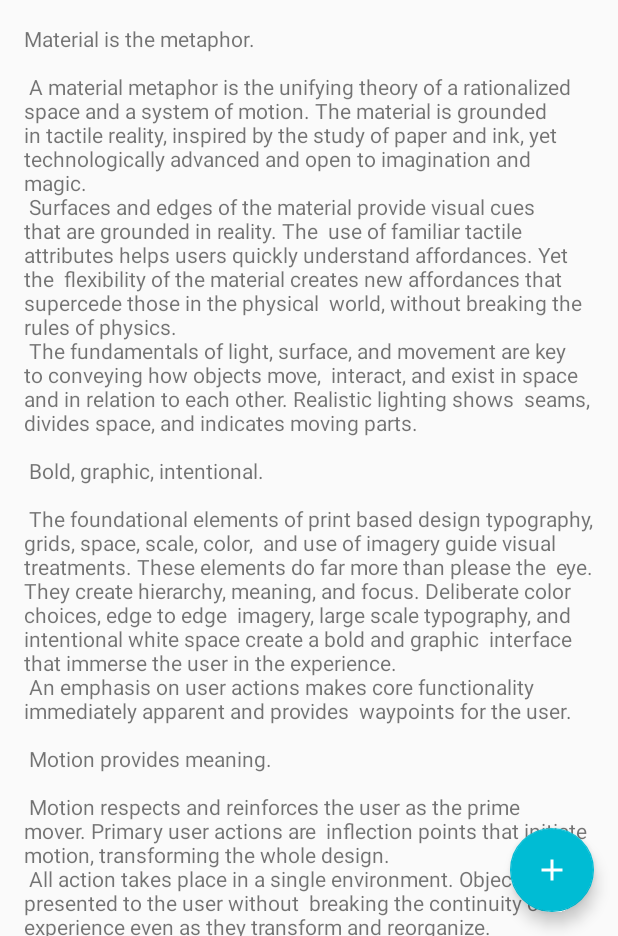
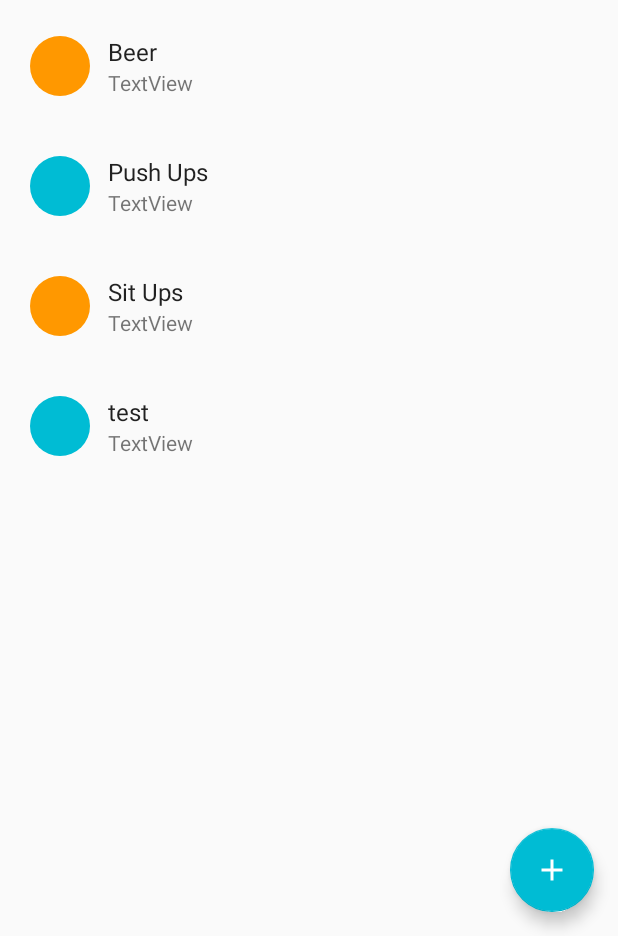
Before and after one commit to danada/shimasu-android, an Android app: the screen it shows after launch (OverviewActivity), on a phone screen of 412 x 824 dp, the part 300-1236 px from its top. Run offline under Robolectric (Android 15) with nearby library versions, the phone set to English and light mode, and no system bars.

Commit message:
added recycler view for activity history view

```diff
--- /dev/null
+++ b/app/src/main/java/enjoysmile/com/shimasu/ActivityAdapter.java
@@ -0,0 +1,87 @@
+package enjoysmile.com.shimasu;
+
+import android.graphics.PorterDuff;
+import android.graphics.PorterDuffColorFilter;
+import android.support.v4.content.ContextCompat;
+import android.support.v7.widget.RecyclerView;
+import android.util.Log;
+import android.view.LayoutInflater;
+import android.view.View;
+import android.view.ViewGroup;
+import android.widget.ImageView;
+import android.widget.TextView;
+
+/**
+ * Created by Daniel on 11/17/2016.
+ */
+
+public class ActivityAdapter extends RecyclerView.Adapter<ActivityAdapter.ViewHolder> {
+    private String[] mActivityDataset;
+
+    public static class ViewHolder extends RecyclerView.ViewHolder {
+        private final TextView textView;
+        private final ImageView activityIcon;
+
+        public ViewHolder(View v) {
+            super(v);
+
+            // Define click listener for the ViewHolder's View.
+            v.setOnClickListener(new View.OnClickListener() {
+                @Override
+                public void onClick(View v) {
+                    Log.d("ACTIVITY_ADAPTER", "Element " + getAdapterPosition() + " clicked.");
+                }
+            });
+
+            textView = (TextView) v.findViewById(R.id.textView);
+            activityIcon = (ImageView) v.findViewById(R.id.activity_icon);
+        }
+
+        public TextView getTextView() {
+            return textView;
+        }
+
+        public ImageView getActivityIcon() {
+            return activityIcon;
+        }
+    }
+
+    //provide a constructor
+    public ActivityAdapter(String[] activityDataset) {
+        mActivityDataset = activityDataset;
+
+
+    }
+
+    // create new views (used by layout manager)
+    @Override
+    public ActivityAdapter.ViewHolder onCreateViewHolder(ViewGroup parent, int viewType) {
+        // create a new view
+        View v = LayoutInflater.from(parent.getContext()).inflate(R.layout.activity_view, parent, false);
+
+        // set margins, etc
+        ViewHolder vh = new ViewHolder(v);
+        return vh;
+    }
+
+    @Override
+    public void onBindViewHolder(ViewHolder holder, int position) {
+        // get element from dataset at this position
+        // replace contents
+        TextView tv = holder.getTextView();
+        tv.setText(mActivityDataset[position]);
+
+        if (mActivityDataset[position].equals("Beer") || position % 2 == 0) {
+            PorterDuffColorFilter rewardFilter = new PorterDuffColorFilter(ContextCompat.getColor(tv.getContext(), R.color.colorPrimary), PorterDuff.Mode.MULTIPLY);
+            holder.getActivityIcon().setColorFilter(rewardFilter);
+        } else {
+            PorterDuffColorFilter activityFilter = new PorterDuffColorFilter(ContextCompat.getColor(tv.getContext(), R.color.colorAccent), PorterDuff.Mode.MULTIPLY);
+            holder.getActivityIcon().setColorFilter(activityFilter);
+        }
+    }
+
+    @Override
+    public int getItemCount() {
+        return mActivityDataset.length;
+    }
+}
--- a/app/src/main/java/enjoysmile/com/shimasu/OverviewActivity.java
+++ b/app/src/main/java/enjoysmile/com/shimasu/OverviewActivity.java
@@ -4,12 +4,18 @@ import android.os.Bundle;
 import android.support.design.widget.FloatingActionButton;
 import android.support.design.widget.Snackbar;
 import android.support.v7.app.AppCompatActivity;
+import android.support.v7.widget.LinearLayoutManager;
+import android.support.v7.widget.RecyclerView;
 import android.support.v7.widget.Toolbar;
 import android.view.View;
 import android.view.Menu;
 import android.view.MenuItem;
 
 public class OverviewActivity extends AppCompatActivity {
+
+    private RecyclerView mActivityRecyclerView;
+    private RecyclerView.Adapter mActivityAdapter;
+    private RecyclerView.LayoutManager mActivityLayoutManager;
 
     @Override
     protected void onCreate(Bundle savedInstanceState) {
@@ -26,6 +32,18 @@ public class OverviewActivity extends AppCompatActivity {
                         .setAction("Action", null).show();
             }
         });
+
+        // recycler view
+        mActivityRecyclerView = (RecyclerView) findViewById(R.id.activity_recycler_view);
+
+        // use a linear layout manager
+        mActivityLayoutManager = new LinearLayoutManager(this);
+        mActivityRecyclerView.setLayoutManager(mActivityLayoutManager);
+
+        // specify an adapter
+        String[] activityDataset = {"Beer", "Push Ups", "Sit Ups", "test"};
+        mActivityAdapter = new ActivityAdapter(activityDataset);
+        mActivityRecyclerView.setAdapter(mActivityAdapter);
     }
 
     @Override
--- /dev/null
+++ b/app/src/main/res/drawable/activity_icon.xml
@@ -0,0 +1,8 @@
+<?xml version="1.0" encoding="utf-8"?>
+<selector xmlns:android="http://schemas.android.com/apk/res/android">
+    <item>
+        <shape android:shape="oval">
+            <solid android:color="@android:color/white" />
+        </shape>
+    </item>
+</selector>
--- a/app/src/main/res/layout/activity_overview.xml
+++ b/app/src/main/res/layout/activity_overview.xml
@@ -63,14 +63,19 @@
         </android.support.design.widget.CollapsingToolbarLayout>
     </android.support.design.widget.AppBarLayout>
 
-    <include layout="@layout/content_overview" android:id="@+id/content_overview"/>
+    <android.support.v7.widget.RecyclerView
+        android:id="@+id/activity_recycler_view"
+        android:scrollbars="vertical"
+        android:layout_width="match_parent"
+        android:layout_height="match_parent"
+        app:layout_behavior="@string/appbar_scrolling_view_behavior"/>
 
     <android.support.design.widget.FloatingActionButton
         android:id="@+id/fab"
         android:layout_width="wrap_content"
         android:layout_height="wrap_content"
         android:layout_margin="@dimen/fab_margin"
-        app:layout_anchor="@id/content_overview"
+        app:layout_anchor="@id/activity_recycler_view"
         app:layout_anchorGravity="bottom|end"
         app:srcCompat="@drawable/ic_add_black_24dp"
         android:tint="@android:color/white"/>
--- /dev/null
+++ b/app/src/main/res/layout/activity_view.xml
@@ -0,0 +1,47 @@
+<?xml version="1.0" encoding="utf-8"?>
+<RelativeLayout xmlns:android="http://schemas.android.com/apk/res/android"
+        android:orientation="vertical"
+        android:layout_width="match_parent"
+        android:paddingTop="8dp"
+        android:layout_marginTop="8dp"
+        android:layout_height="72dp">
+    <RelativeLayout
+        android:layout_width="wrap_content"
+        android:layout_height="wrap_content"
+        android:paddingLeft="16dp"
+        android:layout_centerVertical="true">
+        <ImageView
+            android:id="@+id/activity_icon"
+            android:layout_width="48dp"
+            android:layout_height="48dp"
+            android:padding="4dp"
+            android:src="@drawable/activity_icon" />
+    </RelativeLayout>
+    <LinearLayout
+        android:layout_width="wrap_content"
+        android:layout_height="wrap_content"
+        android:paddingLeft="72dp"
+        android:orientation="vertical"
+        android:layout_centerVertical="true">
+        <TextView
+            xmlns:android="http://schemas.android.com/apk/res/android"
+            android:text="TextView"
+            android:layout_width="match_parent"
+            android:layout_height="wrap_content"
+            android:fontFamily="sans-serif"
+            android:textSize="16sp"
+            android:textColor="#DE000000"
+            android:id="@+id/textView"/>
+        <TextView
+            xmlns:android="http://schemas.android.com/apk/res/android"
+            android:text="TextView"
+            android:layout_width="match_parent"
+            android:layout_height="wrap_content"
+            android:fontFamily="sans-serif"
+            android:textSize="14sp"
+            android:textColor="#8A000000"
+            android:layout_below="@id/textView"
+            android:id="@+id/textViewSubtitle"/>
+    </LinearLayout>
+
+</RelativeLayout>
--- a/app/src/main/res/layout/content_overview.xml
+++ /dev/null
@@ -1,18 +0,0 @@
-<?xml version="1.0" encoding="utf-8"?>
-<android.support.v4.widget.NestedScrollView
-    xmlns:android="http://schemas.android.com/apk/res/android"
-    xmlns:app="http://schemas.android.com/apk/res-auto"
-    xmlns:tools="http://schemas.android.com/tools"
-    android:layout_width="match_parent"
-    android:layout_height="match_parent"
-    app:layout_behavior="@string/appbar_scrolling_view_behavior"
-    tools:context="enjoysmile.com.shimasu.OverviewActivity"
-    tools:showIn="@layout/activity_overview">
-
-    <TextView
-        android:layout_width="wrap_content"
-        android:layout_height="wrap_content"
-        android:layout_margin="@dimen/text_margin"
-        android:text="@string/large_text"/>
-
-</android.support.v4.widget.NestedScrollView>
```
